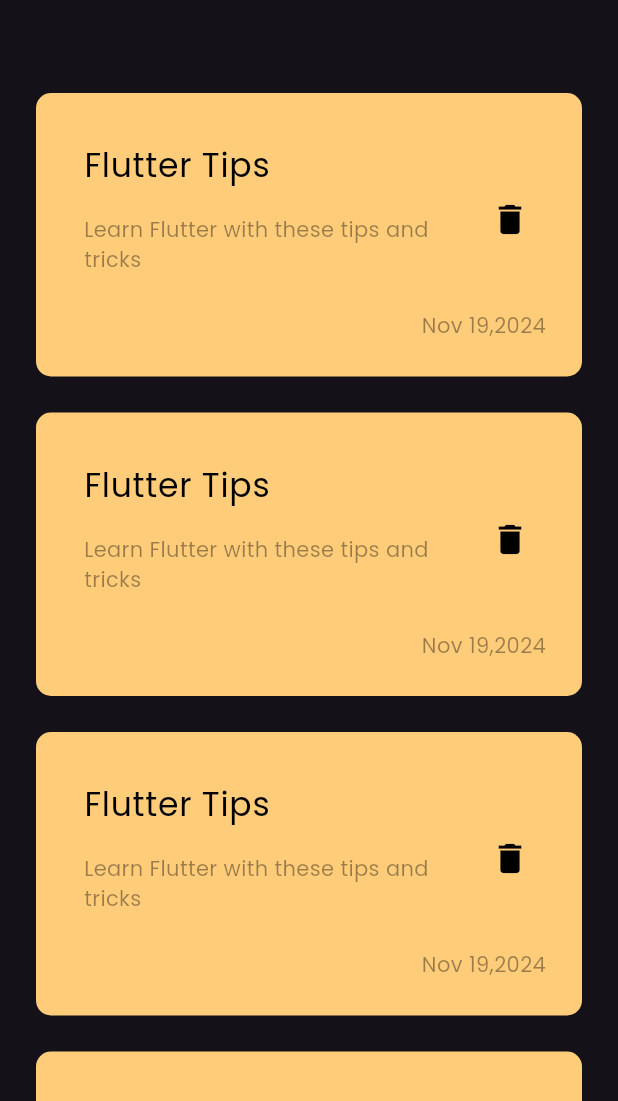
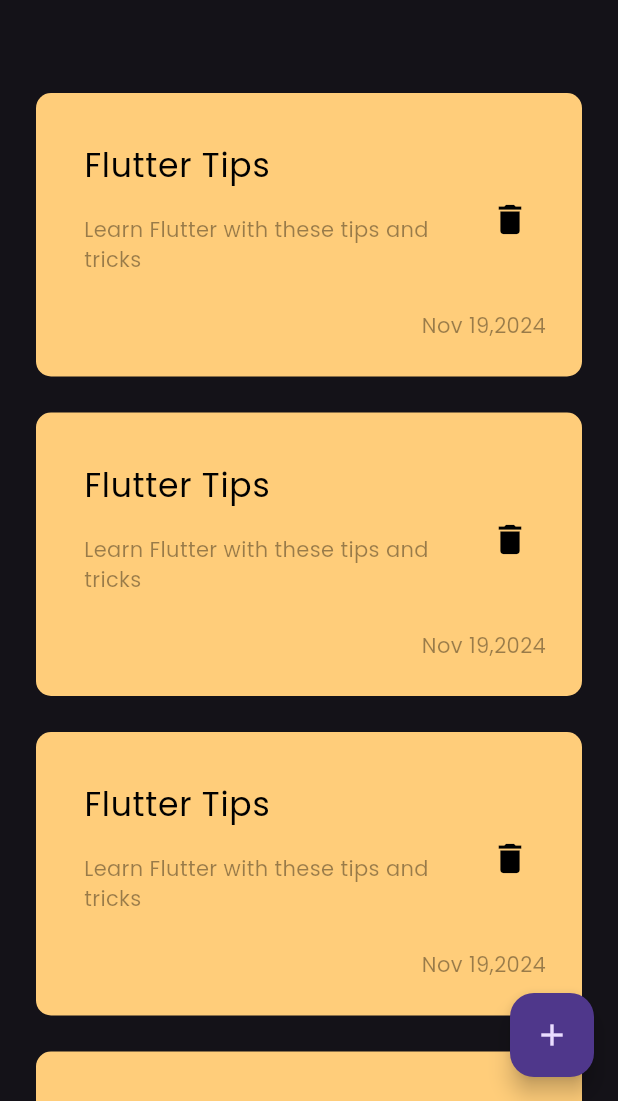
Before and after one commit to Ahmed-AbdElmnaem/nots_app, a Flutter app: the screen it shows after launch, on a phone screen of 412 x 824 dp, the part 135-1236 px from its top. Run offline on Flutter 3.47's test engine with Material 3 defaults, Android fonts, the phone set to English and light mode, and no system bars.

Commit message:
add FloatingActionButton

```diff
--- a/lib/views/nots_view.dart
+++ b/lib/views/nots_view.dart
@@ -7,7 +7,9 @@ class NotsView extends StatelessWidget {
   @override
   Widget build(BuildContext context) {
     return Scaffold(
-      body: NotsviewsBody(),
+      floatingActionButton:
+          FloatingActionButton(onPressed: () {}, child: const Icon(Icons.add)),
+      body: const NotsviewsBody(),
     );
   }
 }
```
